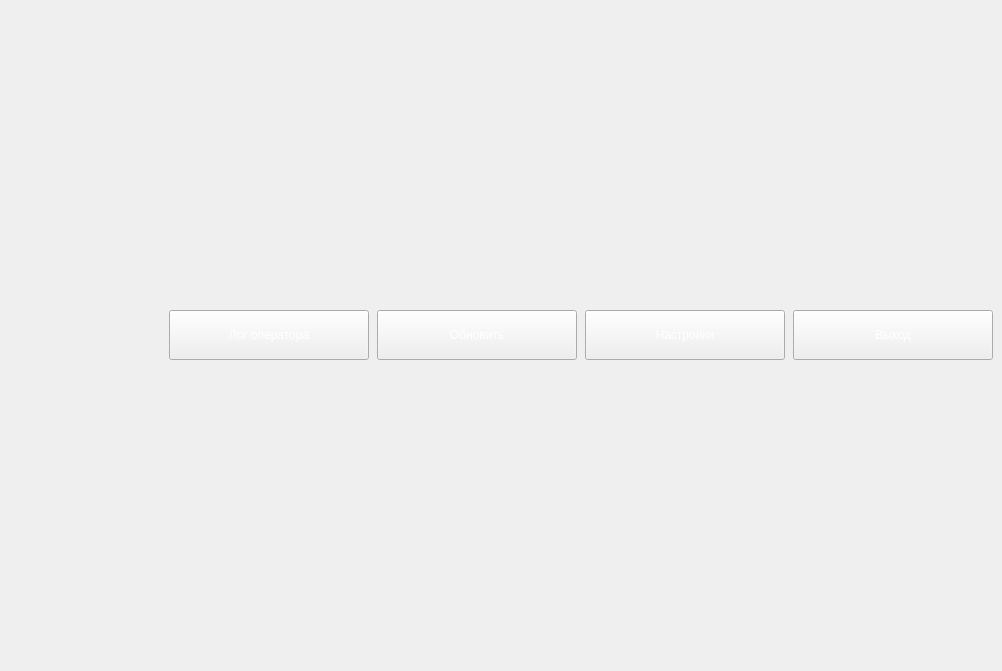
Old version of the form SecuritySystemGUI.ui in the repository VenkarD/SecuritySystem.
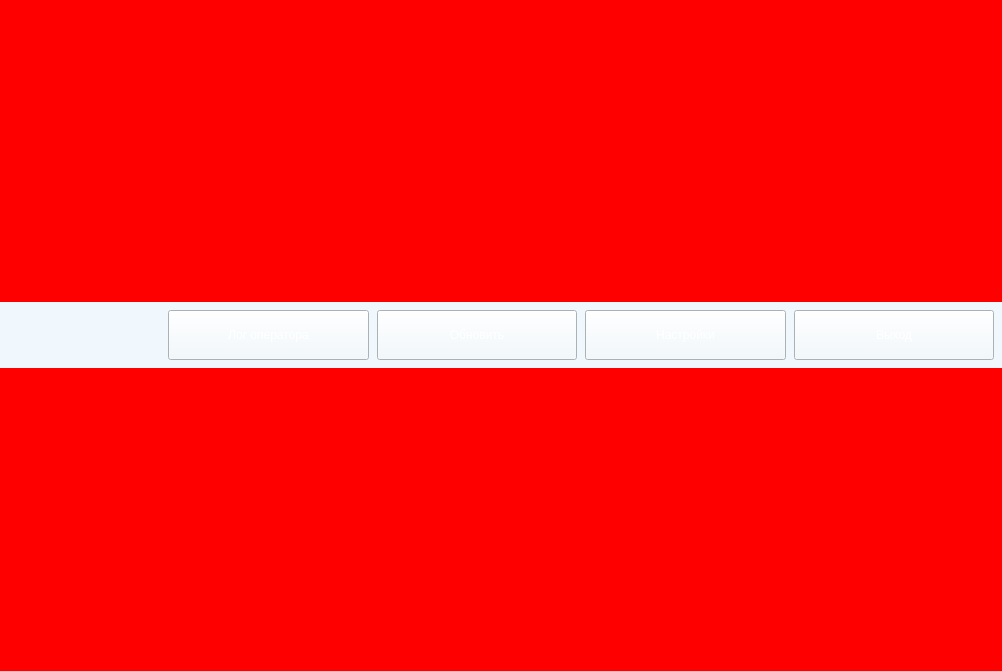
New version of the form. Icons and pictures are not drawn.

Diff of the .ui file:
```diff
--- a/SecuritySystemGUI.ui
+++ b/SecuritySystemGUI.ui
@@ -13,11 +13,37 @@
   <property name="windowTitle">
    <string>MainWindow</string>
   </property>
+  <property name="autoFillBackground">
+   <bool>false</bool>
+  </property>
   <property name="styleSheet">
-   <string notr="true"/>
+   <string notr="true">:root {
+	padding: 0px;
+	margin: 0px;
+}
+
+#centralwidget {
+	border-image: url(:/newPrefix/bk.jpg) 0 0 0 0 stretch stretch;
+	background: red;
+}</string>
   </property>
   <widget class="QWidget" name="centralwidget">
    <layout class="QVBoxLayout" name="verticalLayout">
+    <property name="spacing">
+     <number>0</number>
+    </property>
+    <property name="leftMargin">
+     <number>0</number>
+    </property>
+    <property name="topMargin">
+     <number>0</number>
+    </property>
+    <property name="rightMargin">
+     <number>0</number>
+    </property>
+    <property name="bottomMargin">
+     <number>0</number>
+    </property>
     <item>
      <widget class="QWidget" name="top_bar" native="true">
       <property name="sizePolicy">
@@ -29,24 +55,27 @@
       <property name="minimumSize">
        <size>
         <width>0</width>
-        <height>50</height>
+        <height>66</height>
        </size>
       </property>
+      <property name="styleSheet">
+       <string notr="true">background: #F0F8FD</string>
+      </property>
       <layout class="QHBoxLayout" name="horizontalLayout">
        <property name="spacing">
         <number>8</number>
        </property>
        <property name="leftMargin">
-        <number>0</number>
+        <number>8</number>
        </property>
        <property name="topMargin">
-        <number>0</number>
+        <number>8</number>
        </property>
        <property name="rightMargin">
-        <number>0</number>
+        <number>8</number>
        </property>
        <property name="bottomMargin">
-        <number>0</number>
+        <number>8</number>
        </property>
        <item>
         <widget class="QWidget" name="widget" native="true">
```
